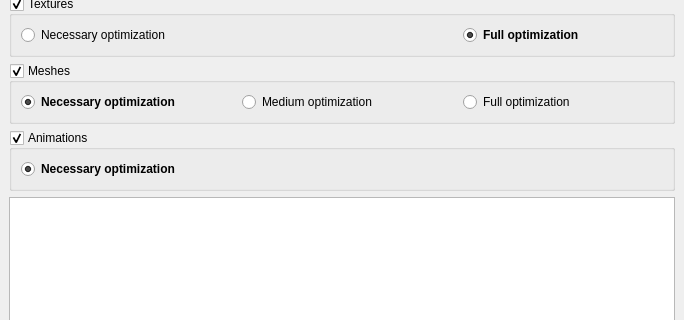
This is CAO_frontend/SSE.ui in Guekka/cathedral-assets-optimizer as Qt 5 draws it before an edit; both pictures show x 0 to 684 and y 249 to 569 of the 684 by 779 pixel window. The edited form follows.
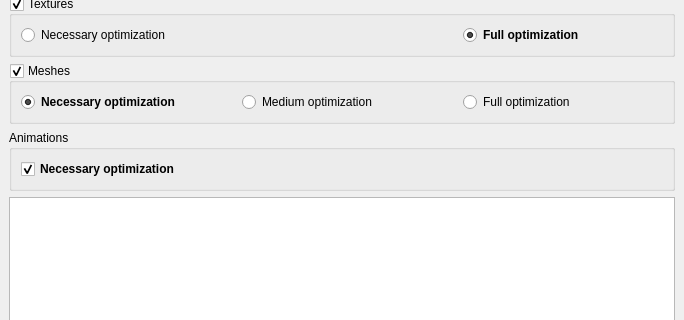
This is the edited form.

Commit message: Prevented the animation radio button from being disabled

```diff
--- a/CAO_frontend/SSE.ui
+++ b/CAO_frontend/SSE.ui
@@ -500,11 +500,14 @@
        <bool>true</bool>
       </property>
       <property name="checkable">
-       <bool>true</bool>
+       <bool>false</bool>
       </property>
       <layout class="QHBoxLayout" name="horizontalLayout_4">
        <item>
-        <widget class="QRadioButton" name="animationOptimizationRadioButton">
+        <widget class="QCheckBox" name="animationOptimizationCheckBox">
+         <property name="enabled">
+          <bool>true</bool>
+         </property>
          <property name="sizePolicy">
           <sizepolicy hsizetype="Expanding" vsizetype="Expanding">
            <horstretch>0</horstretch>
```
Left out of the diff: 6 changed lines with no effect on the pictures. The commit also changes 1 other file.
